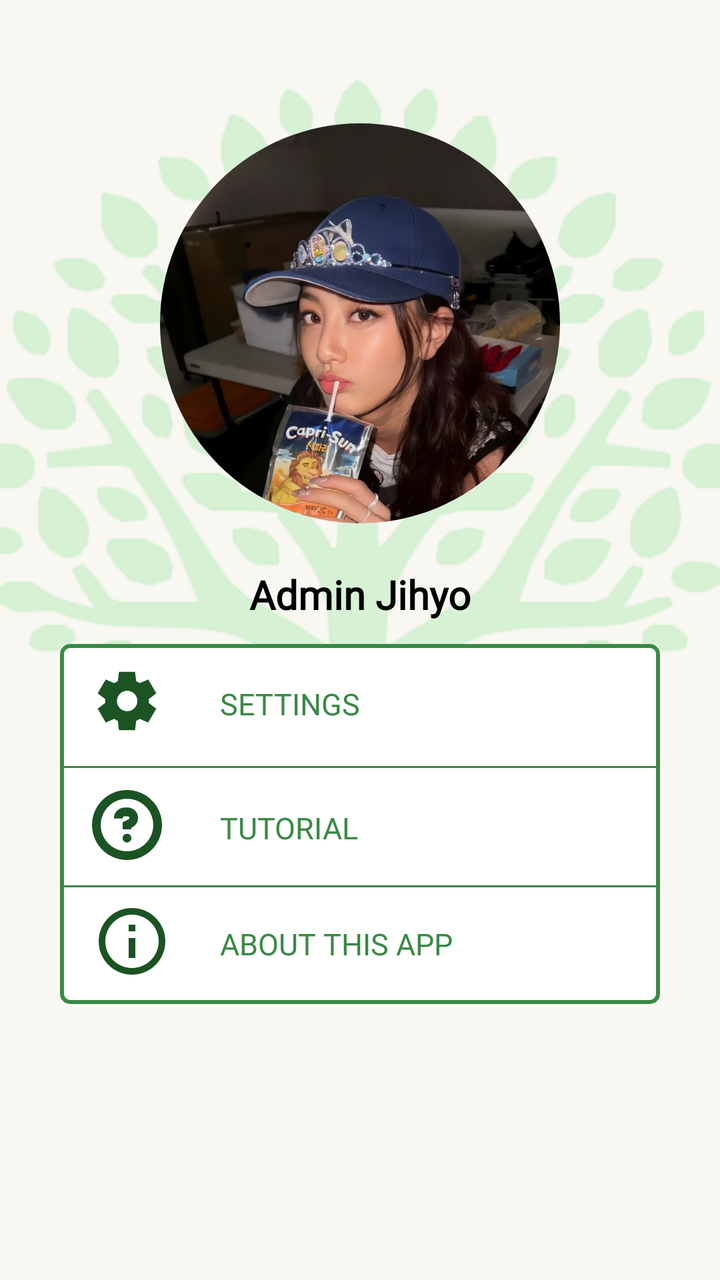
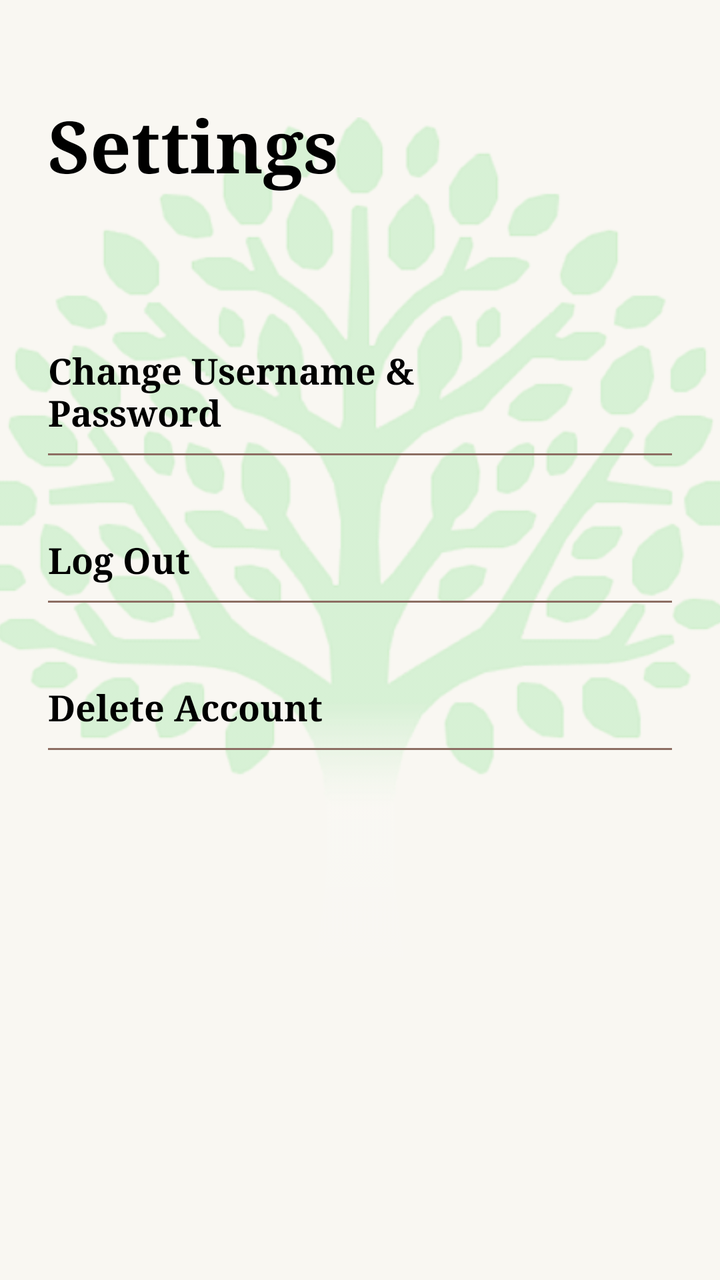

Before-and-after screenshots of an Android layout around one commit, followed by the original layout XML and the change that was made.
<!-- AndroidManifest.xml: application theme Theme.Plantasya_MobileApp -->
<!-- res/layout/fragment_settings.xml -->
<?xml version="1.0" encoding="utf-8"?>
<FrameLayout xmlns:android="http://schemas.android.com/apk/res/android"
    xmlns:tools="http://schemas.android.com/tools"
    android:layout_width="match_parent"
    android:layout_height="match_parent"
    xmlns:app="http://schemas.android.com/apk/res-auto"
    tools:context=".SettingsFrag">

    <androidx.constraintlayout.widget.ConstraintLayout
        android:layout_width="match_parent"
        android:layout_height="match_parent"
        android:background="@color/home_bg">


        <ImageView
            android:id="@+id/imageView2"
            android:layout_width="400dp"
            android:layout_height="509dp"
            android:src="@drawable/background_tree"
            app:layout_constraintBottom_toBottomOf="parent"
            app:layout_constraintEnd_toEndOf="parent"
            app:layout_constraintHorizontal_bias="0.529"
            app:layout_constraintStart_toStartOf="parent"
            app:layout_constraintTop_toTopOf="parent"
            app:layout_constraintVertical_bias="0.137" />

        <androidx.cardview.widget.CardView
            android:id="@+id/cardView"
            android:layout_width="300dp"
            android:layout_height="180dp"
            app:cardCornerRadius="4dp"
            android:background="@color/white"
            android:foreground="@drawable/container_fg"
            app:layout_constraintBottom_toBottomOf="parent"
            app:layout_constraintEnd_toEndOf="parent"
            app:layout_constraintStart_toStartOf="parent"
            app:layout_constraintTop_toTopOf="parent"
            app:layout_constraintVertical_bias="0.700">

            <androidx.constraintlayout.widget.ConstraintLayout
                android:layout_width="match_parent"
                android:layout_height="match_parent"
                android:background="@color/white"
        >


                <Button
                    android:id="@+id/btnSettings"
                    android:layout_width="match_parent"
                    android:layout_height="60dp"
                    android:background="@color/no_bg"
                    android:fontFamily="@font/fustat_semb"
                    android:paddingStart="80dp"
                    android:text="Settings"
                    android:textAlignment="textStart"
                    android:textColor="@color/btn_c"
                    android:textSize="15dp"
                    app:layout_constraintBottom_toBottomOf="parent"
                    app:layout_constraintEnd_toEndOf="parent"
                    app:layout_constraintHorizontal_bias="0.0"
                    app:layout_constraintStart_toStartOf="parent"
                    app:layout_constraintTop_toTopOf="parent"
                    app:layout_constraintVertical_bias="0.0" />

                <Button
                    android:id="@+id/btnTutorial"
                    android:layout_width="match_parent"
                    android:layout_height="60dp"
                    android:background="@color/no_bg"
                    android:fontFamily="@font/fustat_semb"
                    android:paddingStart="80dp"
                    android:text="Tutorial"
                    android:textAlignment="textStart"
                    android:textColor="@color/btn_c"
                    android:textSize="15dp"
                    app:layout_constraintBottom_toBottomOf="parent"
                    app:layout_constraintEnd_toEndOf="parent"
                    app:layout_constraintHorizontal_bias="0.0"
                    app:layout_constraintStart_toStartOf="parent"
                    app:layout_constraintTop_toTopOf="parent"
                    app:layout_constraintVertical_bias="0.516" />

                <Button
                    android:id="@+id/btnAboutApp"
                    android:layout_width="match_parent"
                    android:layout_height="60dp"
                    android:background="@color/no_bg"
                    android:fontFamily="@font/fustat_semb"
                    android:paddingStart="80dp"
                    android:text="About this App"
                    android:textAlignment="textStart"
                    android:textColor="@color/btn_c"
                    android:textSize="15dp"
                    app:layout_constraintBottom_toBottomOf="parent"
                    app:layout_constraintEnd_toEndOf="parent"
                    app:layout_constraintHorizontal_bias="0.0"
                    app:layout_constraintStart_toStartOf="parent"
                    app:layout_constraintTop_toTopOf="parent"
                    app:layout_constraintVertical_bias="1.0" />

                <com.google.android.material.divider.MaterialDivider
                    android:id="@+id/materialDivider3"
                    android:layout_width="match_parent"
                    android:layout_height="1dp"
                    app:dividerColor="@color/btn_c"
                    app:layout_constraintBottom_toBottomOf="parent"
                    app:layout_constraintEnd_toEndOf="parent"
                    app:layout_constraintHorizontal_bias="0.0"
                    app:layout_constraintStart_toStartOf="parent"
                    app:layout_constraintTop_toTopOf="parent"
                    app:layout_constraintVertical_bias="0.675" />

                <com.google.android.material.divider.MaterialDivider
                    android:id="@+id/materialDivider4"
                    android:layout_width="match_parent"
                    android:layout_height="1dp"
                    app:dividerColor="@color/btn_c"
                    app:layout_constraintBottom_toBottomOf="parent"
                    app:layout_constraintEnd_toEndOf="parent"
                    app:layout_constraintHorizontal_bias="1.0"
                    app:layout_constraintStart_toStartOf="parent"
                    app:layout_constraintTop_toTopOf="parent"
                    app:layout_constraintVertical_bias="0.34" />

                <ImageView
                    android:layout_width="35dp"
                    android:layout_height="35dp"
                    android:layout_marginStart="16dp"
                    android:src="@drawable/ic_settings_logo"
                    app:layout_constraintBottom_toBottomOf="parent"
                    app:layout_constraintEnd_toEndOf="parent"
                    app:layout_constraintHorizontal_bias="0.0"
                    app:layout_constraintStart_toStartOf="parent"
                    app:layout_constraintTop_toTopOf="parent"
                    app:layout_constraintVertical_bias="0.075" />

                <ImageView
                    android:layout_width="35dp"
                    android:layout_height="35dp"
                    android:layout_marginStart="16dp"
                    android:src="@drawable/ic_tutorials_logo"
                    app:layout_constraintBottom_toBottomOf="parent"
                    app:layout_constraintEnd_toEndOf="parent"
                    app:layout_constraintHorizontal_bias="0.0"
                    app:layout_constraintStart_toStartOf="parent"
                    app:layout_constraintTop_toTopOf="parent"
                    app:layout_constraintVertical_bias="0.503" />

                <ImageView
                    android:layout_width="40dp"
                    android:layout_height="40dp"
                    android:layout_marginStart="16dp"
                    android:src="@drawable/ic_information_logo"
                    app:layout_constraintBottom_toBottomOf="parent"
                    app:layout_constraintEnd_toEndOf="parent"
                    app:layout_constraintHorizontal_bias="0.0"
                    app:layout_constraintStart_toStartOf="parent"
                    app:layout_constraintTop_toTopOf="parent"
                    app:layout_constraintVertical_bias="0.92" />

            </androidx.constraintlayout.widget.ConstraintLayout>
        </androidx.cardview.widget.CardView>

        <ImageView
            android:id="@+id/imageView4"
            android:layout_width="200dp"
            android:layout_height="200dp"
            android:background="@drawable/item_carousel_oval"
            android:clipToOutline="true"
            android:foreground="@drawable/oval_mirror_frame"
            android:scaleType="centerCrop"
            android:src="@drawable/jihyo_pfp"
            app:layout_constraintBottom_toBottomOf="parent"
            app:layout_constraintEnd_toEndOf="parent"
            app:layout_constraintStart_toStartOf="parent"
            app:layout_constraintTop_toTopOf="parent"
            app:layout_constraintVertical_bias="0.14" />

        <TextView
            android:id="@+id/carousel_text"
            android:layout_width="wrap_content"
            android:layout_height="wrap_content"
            android:layout_marginTop="22dp"
            android:fontFamily="@font/fustat_semb"
            android:text="Admin Jihyo"
            android:textColor="@color/black"
            android:textSize="20sp"
            android:textStyle="bold"
            app:layout_constraintBottom_toBottomOf="parent"
            app:layout_constraintEnd_toEndOf="parent"
            app:layout_constraintStart_toStartOf="parent"
            app:layout_constraintTop_toBottomOf="@+id/imageView4"
            app:layout_constraintVertical_bias="0.0" />


    </androidx.constraintlayout.widget.ConstraintLayout>

</FrameLayout>
<!-- resources referenced by this layout -->
<resources>
  <color name="btn_c">#398945</color>
  <color name="no_bg">#00F9F2F2</color>
  <color name="white">#FFFFFFFF</color>
  <!-- drawable container_fg (drawable) -->
  <?xml version="1.0" encoding="utf-8"?>
  <shape xmlns:android="http://schemas.android.com/apk/res/android"
      android:shape="rectangle">
      <stroke
          android:width="2dp"
          android:color="@color/land_bg" />
      <solid android:color="@android:color/transparent" />
      <corners
          android:radius="4dp"
          />
  </shape>
  <!-- drawable ic_information_logo (drawable) -->
  <vector xmlns:android="http://schemas.android.com/apk/res/android"
      android:width="45dp"
      android:height="45dp"
      android:viewportWidth="30"
      android:viewportHeight="30">
    <path
        android:pathData="M13.75,11.25H16.25V8.75H13.75M15,25C9.488,25 5,20.513 5,15C5,9.488 9.488,5 15,5C20.513,5 25,9.488 25,15C25,20.513 20.513,25 15,25ZM15,2.5C13.358,2.5 11.733,2.823 10.217,3.452C8.7,4.08 7.322,5 6.161,6.161C3.817,8.505 2.5,11.685 2.5,15C2.5,18.315 3.817,21.495 6.161,23.839C7.322,25 8.7,25.92 10.217,26.549C11.733,27.177 13.358,27.5 15,27.5C18.315,27.5 21.495,26.183 23.839,23.839C26.183,21.495 27.5,18.315 27.5,15C27.5,13.358 27.177,11.733 26.549,10.217C25.92,8.7 25,7.322 23.839,6.161C22.678,5 21.3,4.08 19.784,3.452C18.267,2.823 16.642,2.5 15,2.5ZM13.75,21.25H16.25V13.75H13.75V21.25Z"
        android:fillColor="#1B5323"/>
  </vector>
  <!-- drawable ic_settings_logo (drawable) -->
  <vector xmlns:android="http://schemas.android.com/apk/res/android"
      android:width="45dp"
      android:height="45dp"
      android:viewportWidth="30"
      android:viewportHeight="30">
    <path
        android:pathData="M11.563,27.5L11.063,23.5C10.792,23.396 10.537,23.271 10.297,23.125C10.058,22.979 9.824,22.823 9.594,22.656L5.875,24.219L2.438,18.281L5.656,15.844C5.635,15.698 5.625,15.557 5.625,15.422V14.579C5.625,14.443 5.635,14.302 5.656,14.156L2.438,11.719L5.875,5.781L9.594,7.344C9.823,7.177 10.063,7.021 10.313,6.875C10.563,6.729 10.813,6.604 11.063,6.5L11.563,2.5H18.438L18.938,6.5C19.208,6.604 19.464,6.729 19.704,6.875C19.944,7.021 20.178,7.177 20.406,7.344L24.125,5.781L27.563,11.719L24.344,14.156C24.365,14.302 24.375,14.443 24.375,14.579V15.421C24.375,15.557 24.354,15.698 24.313,15.844L27.531,18.281L24.094,24.219L20.406,22.656C20.177,22.823 19.938,22.979 19.688,23.125C19.438,23.271 19.188,23.396 18.938,23.5L18.438,27.5H11.563ZM15.063,19.375C16.271,19.375 17.302,18.948 18.156,18.094C19.01,17.24 19.438,16.208 19.438,15C19.438,13.792 19.01,12.76 18.156,11.906C17.302,11.052 16.271,10.625 15.063,10.625C13.833,10.625 12.797,11.052 11.953,11.906C11.108,12.76 10.687,13.792 10.688,15C10.688,16.208 11.11,17.24 11.954,18.094C12.797,18.948 13.833,19.375 15.063,19.375Z"
        android:fillColor="#1B5323"/>
  </vector>
  <!-- drawable ic_tutorials_logo (drawable) -->
  <vector xmlns:android="http://schemas.android.com/apk/res/android"
      android:width="45dp"
      android:height="45dp"
      android:viewportWidth="30"
      android:viewportHeight="30">
    <path
        android:pathData="M16.875,20.625C16.875,21.122 16.677,21.599 16.326,21.951C15.974,22.302 15.497,22.5 15,22.5C14.503,22.5 14.026,22.302 13.674,21.951C13.323,21.599 13.125,21.122 13.125,20.625C13.125,20.128 13.323,19.651 13.674,19.299C14.026,18.948 14.503,18.75 15,18.75C15.497,18.75 15.974,18.948 16.326,19.299C16.677,19.651 16.875,20.128 16.875,20.625ZM14.063,7.5C12.819,7.5 11.627,7.994 10.748,8.873C9.869,9.752 9.375,10.944 9.375,12.188H13.125C13.125,11.939 13.224,11.7 13.4,11.525C13.575,11.349 13.814,11.25 14.063,11.25H15.274C15.435,11.25 15.592,11.305 15.718,11.405C15.845,11.505 15.934,11.645 15.971,11.802C16.008,11.96 15.99,12.125 15.922,12.271C15.853,12.417 15.737,12.536 15.592,12.608L13.125,13.841V16.875H16.875V16.159L17.271,15.96C18.17,15.51 18.891,14.769 19.317,13.858C19.743,12.947 19.849,11.919 19.618,10.94C19.387,9.961 18.832,9.089 18.044,8.465C17.256,7.841 16.279,7.501 15.274,7.5H14.063Z"
        android:fillColor="#1B5323"/>
    <path
        android:pathData="M0,15C0,11.022 1.58,7.206 4.393,4.393C7.206,1.58 11.022,0 15,0C18.978,0 22.794,1.58 25.607,4.393C28.42,7.206 30,11.022 30,15C30,18.978 28.42,22.794 25.607,25.607C22.794,28.42 18.978,30 15,30C11.022,30 7.206,28.42 4.393,25.607C1.58,22.794 0,18.978 0,15ZM15,3.75C13.523,3.75 12.06,4.041 10.695,4.606C9.33,5.172 8.09,6 7.045,7.045C6,8.09 5.172,9.33 4.606,10.695C4.041,12.06 3.75,13.523 3.75,15C3.75,16.477 4.041,17.94 4.606,19.305C5.172,20.67 6,21.91 7.045,22.955C8.09,24 9.33,24.828 10.695,25.394C12.06,25.959 13.523,26.25 15,26.25C17.984,26.25 20.845,25.065 22.955,22.955C25.065,20.845 26.25,17.984 26.25,15C26.25,12.016 25.065,9.155 22.955,7.045C20.845,4.935 17.984,3.75 15,3.75Z"
        android:fillColor="#1B5323"/>
  </vector>
  <!-- drawable item_carousel_oval (drawable) -->
  <?xml version="1.0" encoding="utf-8"?>
  <shape xmlns:android="http://schemas.android.com/apk/res/android"
      android:shape="oval">
      <solid android:color="@android:color/white" />
  </shape>
  <!-- drawable jihyo_pfp: jpg bitmap (drawable, 86335 bytes) -->
  <!-- drawable oval_mirror_frame (drawable) -->
  <?xml version="1.0" encoding="utf-8"?>
  <shape xmlns:android="http://schemas.android.com/apk/res/android"
      android:shape="oval">
      <stroke
          android:width="4dp"
          android:color="@color/land_bg" />
      <solid android:color="@android:color/transparent" />
  </shape>
  <color name="land_bg">#398945</color>
  <!-- unchanged entries left out for length: 5 -->
</resources>

<!-- the commit's change to res/layout/fragment_settings.xml (unified diff, before → after) -->
@@ -1,198 +1,118 @@
 <?xml version="1.0" encoding="utf-8"?>
-<FrameLayout xmlns:android="http://schemas.android.com/apk/res/android"
+<androidx.constraintlayout.widget.ConstraintLayout xmlns:android="http://schemas.android.com/apk/res/android"
+    xmlns:app="http://schemas.android.com/apk/res-auto"
     xmlns:tools="http://schemas.android.com/tools"
     android:layout_width="match_parent"
     android:layout_height="match_parent"
-    xmlns:app="http://schemas.android.com/apk/res-auto"
-    tools:context=".SettingsFrag">
-
-    <androidx.constraintlayout.widget.ConstraintLayout
-        android:layout_width="match_parent"
-        android:layout_height="match_parent"
-        android:background="@color/home_bg">
+    android:background="@color/home_bg"
+    tools:context=".SettingsFragment">
 
 
-        <ImageView
-            android:id="@+id/imageView2"
-            android:layout_width="400dp"
-            android:layout_height="509dp"
-            android:src="@drawable/background_tree"
-            app:layout_constraintBottom_toBottomOf="parent"
-            app:layout_constraintEnd_toEndOf="parent"
-            app:layout_constraintHorizontal_bias="0.529"
-            app:layout_constraintStart_toStartOf="parent"
-            app:layout_constraintTop_toTopOf="parent"
-            app:layout_constraintVertical_bias="0.137" />
+    <ImageView
+        android:id="@+id/imageView6"
+        android:layout_width="400dp"
+        android:layout_height="509dp"
+        android:src="@drawable/background_tree"
+        app:layout_constraintBottom_toBottomOf="parent"
+        app:layout_constraintEnd_toEndOf="parent"
+        app:layout_constraintStart_toStartOf="parent"
+        app:layout_constraintTop_toTopOf="parent"
+        app:layout_constraintVertical_bias="0.28" />
 
-        <androidx.cardview.widget.CardView
-            android:id="@+id/cardView"
-            android:layout_width="300dp"
-            android:layout_height="180dp"
-            app:cardCornerRadius="4dp"
-            android:background="@color/white"
-            android:foreground="@drawable/container_fg"
-            app:layout_constraintBottom_toBottomOf="parent"
-            app:layout_constraintEnd_toEndOf="parent"
-            app:layout_constraintStart_toStartOf="parent"
-            app:layout_constraintTop_toTopOf="parent"
-            app:layout_constraintVertical_bias="0.700">
+    <TextView
+        android:id="@+id/tvSettingsTitle"
+        android:layout_width="wrap_content"
+        android:layout_height="wrap_content"
+        android:layout_marginStart="24dp"
+        android:layout_marginTop="48dp"
+        android:fontFamily="serif"
+        android:text="Settings"
+        android:textColor="@color/black"
+        android:textSize="36sp"
+        android:textStyle="bold"
+        app:layout_constraintStart_toStartOf="parent"
+        app:layout_constraintTop_toTopOf="parent" />
 
-            <androidx.constraintlayout.widget.ConstraintLayout
-                android:layout_width="match_parent"
-                android:layout_height="match_parent"
-                android:background="@color/white"
-        >
+    <TextView
+        android:id="@+id/btnChangeCredentials"
+        android:layout_width="0dp"
+        android:layout_height="wrap_content"
+        android:layout_marginTop="60dp"
+        android:layout_marginEnd="24dp"
+        android:clickable="true"
+        android:focusable="true"
+        android:fontFamily="serif"
+        android:paddingTop="16dp"
+        android:paddingBottom="8dp"
+        android:text="Change Username &amp;\nPassword"
+        android:textColor="@color/black"
+        android:textSize="18sp"
+        android:textStyle="bold"
+        app:layout_constraintEnd_toEndOf="parent"
+        app:layout_constraintStart_toStartOf="@+id/tvSettingsTitle"
+        app:layout_constraintTop_toBottomOf="@+id/tvSettingsTitle" />
 
+    <View
+        android:id="@+id/divider1"
+        android:layout_width="0dp"
+        android:layout_height="1dp"
+        android:background="#8D6E63"
+        app:layout_constraintEnd_toEndOf="@+id/btnChangeCredentials"
+        app:layout_constraintStart_toStartOf="@+id/btnChangeCredentials"
+        app:layout_constraintTop_toBottomOf="@+id/btnChangeCredentials" />
 
-                <Button
-                    android:id="@+id/btnSettings"
-                    android:layout_width="match_parent"
-                    android:layout_height="60dp"
-                    android:background="@color/no_bg"
-                    android:fontFamily="@font/fustat_semb"
-                    android:paddingStart="80dp"
-                    android:text="Settings"
-                    android:textAlignment="textStart"
-                    android:textColor="@color/btn_c"
-                    android:textSize="15dp"
-                    app:layout_constraintBottom_toBottomOf="parent"
-                    app:layout_constraintEnd_toEndOf="parent"
-                    app:layout_constraintHorizontal_bias="0.0"
-                    app:layout_constraintStart_toStartOf="parent"
-                    app:layout_constraintTop_toTopOf="parent"
-                    app:layout_constraintVertical_bias="0.0" />
+    <TextView
+        android:id="@+id/btnLogout"
+        android:layout_width="0dp"
+        android:layout_height="wrap_content"
+        android:layout_marginTop="24dp"
+        android:clickable="true"
+        android:focusable="true"
+        android:fontFamily="serif"
+        android:paddingTop="16dp"
+        android:paddingBottom="8dp"
+        android:text="Log Out"
+        android:textColor="@color/black"
+        android:textSize="18sp"
+        android:textStyle="bold"
+        app:layout_constraintEnd_toEndOf="@+id/btnChangeCredentials"
+        app:layout_constraintStart_toStartOf="@+id/btnChangeCredentials"
+        app:layout_constraintTop_toBottomOf="@+id/divider1" />
 
-                <Button
-                    android:id="@+id/btnTutorial"
-                    android:layout_width="match_parent"
-                    android:layout_height="60dp"
-                    android:background="@color/no_bg"
-                    android:fontFamily="@font/fustat_semb"
-                    android:paddingStart="80dp"
-                    android:text="Tutorial"
-                    android:textAlignment="textStart"
-                    android:textColor="@color/btn_c"
-                    android:textSize="15dp"
-                    app:layout_constraintBottom_toBottomOf="parent"
-                    app:layout_constraintEnd_toEndOf="parent"
-                    app:layout_constraintHorizontal_bias="0.0"
-                    app:layout_constraintStart_toStartOf="parent"
-                    app:layout_constraintTop_toTopOf="parent"
-                    app:layout_constraintVertical_bias="0.516" />
+    <View
+        android:id="@+id/divider2"
+        android:layout_width="0dp"
+        android:layout_height="1dp"
+        android:background="#8D6E63"
+        app:layout_constraintEnd_toEndOf="@+id/btnLogout"
+        app:layout_constraintStart_toStartOf="@+id/btnLogout"
+        app:layout_constraintTop_toBottomOf="@+id/btnLogout" />
 
-                <Button
-                    android:id="@+id/btnAboutApp"
-                    android:layout_width="match_parent"
-                    android:layout_height="60dp"
-                    android:background="@color/no_bg"
-                    android:fontFamily="@font/fustat_semb"
-                    android:paddingStart="80dp"
-                    android:text="About this App"
-                    android:textAlignment="textStart"
-                    android:textColor="@color/btn_c"
-                    android:textSize="15dp"
-                    app:layout_constraintBottom_toBottomOf="parent"
-                    app:layout_constraintEnd_toEndOf="parent"
-                    app:layout_constraintHorizontal_bias="0.0"
-                    app:layout_constraintStart_toStartOf="parent"
-                    app:layout_constraintTop_toTopOf="parent"
-                    app:layout_constraintVertical_bias="1.0" />
+    <TextView
+        android:id="@+id/btnDeleteAccount"
+        android:layout_width="0dp"
+        android:layout_height="wrap_content"
+        android:layout_marginTop="24dp"
+        android:clickable="true"
+        android:focusable="true"
+        android:fontFamily="serif"
+        android:paddingTop="16dp"
+        android:paddingBottom="8dp"
+        android:text="Delete Account"
+        android:textColor="@color/black"
+        android:textSize="18sp"
+        android:textStyle="bold"
+        app:layout_constraintEnd_toEndOf="@+id/btnChangeCredentials"
+        app:layout_constraintStart_toStartOf="@+id/btnChangeCredentials"
+        app:layout_constraintTop_toBottomOf="@+id/divider2" />
 
-                <com.google.android.material.divider.MaterialDivider
-                    android:id="@+id/materialDivider3"
-                    android:layout_width="match_parent"
-                    android:layout_height="1dp"
-                    app:dividerColor="@color/btn_c"
-                    app:layout_constraintBottom_toBottomOf="parent"
-                    app:layout_constraintEnd_toEndOf="parent"
-                    app:layout_constraintHorizontal_bias="0.0"
-                    app:layout_constraintStart_toStartOf="parent"
-                    app:layout_constraintTop_toTopOf="parent"
-                    app:layout_constraintVertical_bias="0.675" />
+    <View
+        android:id="@+id/divider3"
+        android:layout_width="0dp"
+        android:layout_height="1dp"
+        android:background="#8D6E63"
+        app:layout_constraintEnd_toEndOf="@+id/btnDeleteAccount"
+        app:layout_constraintStart_toStartOf="@+id/btnDeleteAccount"
+        app:layout_constraintTop_toBottomOf="@+id/btnDeleteAccount" />
 
-                <com.google.android.material.divider.MaterialDivider
-                    android:id="@+id/materialDivider4"
-                    android:layout_width="match_parent"
-                    android:layout_height="1dp"
-                    app:dividerColor="@color/btn_c"
-                    app:layout_constraintBottom_toBottomOf="parent"
-                    app:layout_constraintEnd_toEndOf="parent"
-                    app:layout_constraintHorizontal_bias="1.0"
-                    app:layout_constraintStart_toStartOf="parent"
-                    app:layout_constraintTop_toTopOf="parent"
-                    app:layout_constraintVertical_bias="0.34" />
-
-                <ImageView
-                    android:layout_width="35dp"
-                    android:layout_height="35dp"
-                    android:layout_marginStart="16dp"
-                    android:src="@drawable/ic_settings_logo"
-                    app:layout_constraintBottom_toBottomOf="parent"
-                    app:layout_constraintEnd_toEndOf="parent"
-                    app:layout_constraintHorizontal_bias="0.0"
-                    app:layout_constraintStart_toStartOf="parent"
-                    app:layout_constraintTop_toTopOf="parent"
-                    app:layout_constraintVertical_bias="0.075" />
-
-                <ImageView
-                    android:layout_width="35dp"
-                    android:layout_height="35dp"
-                    android:layout_marginStart="16dp"
-                    android:src="@drawable/ic_tutorials_logo"
-                    app:layout_constraintBottom_toBottomOf="parent"
-                    app:layout_constraintEnd_toEndOf="parent"
-                    app:layout_constraintHorizontal_bias="0.0"
-                    app:layout_constraintStart_toStartOf="parent"
-                    app:layout_constraintTop_toTopOf="parent"
-                    app:layout_constraintVertical_bias="0.503" />
-
-                <ImageView
-                    android:layout_width="40dp"
-                    android:layout_height="40dp"
-                    android:layout_marginStart="16dp"
-                    android:src="@drawable/ic_information_logo"
-                    app:layout_constraintBottom_toBottomOf="parent"
-                    app:layout_constraintEnd_toEndOf="parent"
-                    app:layout_constraintHorizontal_bias="0.0"
-                    app:layout_constraintStart_toStartOf="parent"
-                    app:layout_constraintTop_toTopOf="parent"
-                    app:layout_constraintVertical_bias="0.92" />
-
-            </androidx.constraintlayout.widget.ConstraintLayout>
-        </androidx.cardview.widget.CardView>
-
-        <ImageView
-            android:id="@+id/imageView4"
-            android:layout_width="200dp"
-            android:layout_height="200dp"
-            android:background="@drawable/item_carousel_oval"
-            android:clipToOutline="true"
-            android:foreground="@drawable/oval_mirror_frame"
-            android:scaleType="centerCrop"
-            android:src="@drawable/jihyo_pfp"
-            app:layout_constraintBottom_toBottomOf="parent"
-            app:layout_constraintEnd_toEndOf="parent"
-            app:layout_constraintStart_toStartOf="parent"
-            app:layout_constraintTop_toTopOf="parent"
-            app:layout_constraintVertical_bias="0.14" />
-
-        <TextView
-            android:id="@+id/carousel_text"
-            android:layout_width="wrap_content"
-            android:layout_height="wrap_content"
-            android:layout_marginTop="22dp"
-            android:fontFamily="@font/fustat_semb"
-            android:text="Admin Jihyo"
-            android:textColor="@color/black"
-            android:textSize="20sp"
-            android:textStyle="bold"
-            app:layout_constraintBottom_toBottomOf="parent"
-            app:layout_constraintEnd_toEndOf="parent"
-            app:layout_constraintStart_toStartOf="parent"
-            app:layout_constraintTop_toBottomOf="@+id/imageView4"
-            app:layout_constraintVertical_bias="0.0" />
-
-
-    </androidx.constraintlayout.widget.ConstraintLayout>
-
-</FrameLayout>
+</androidx.constraintlayout.widget.ConstraintLayout>
<!-- resource entries referenced after the edit -->
@@ -1,70 +1,5 @@
 <!-- resources referenced by this layout -->
 <resources>
-  <color name="btn_c">#398945</color>
-  <color name="no_bg">#00F9F2F2</color>
-  <color name="white">#FFFFFFFF</color>
-  <!-- drawable container_fg (drawable) -->
-  <?xml version="1.0" encoding="utf-8"?>
-  <shape xmlns:android="http://schemas.android.com/apk/res/android"
-      android:shape="rectangle">
-      <stroke
-          android:width="2dp"
-          android:color="@color/land_bg" />
-      <solid android:color="@android:color/transparent" />
-      <corners
-          android:radius="4dp"
-          />
-  </shape>
-  <!-- drawable ic_information_logo (drawable) -->
-  <vector xmlns:android="http://schemas.android.com/apk/res/android"
-      android:width="45dp"
-      android:height="45dp"
-      android:viewportWidth="30"
-      android:viewportHeight="30">
-    <path
-        android:pathData="M13.75,11.25H16.25V8.75H13.75M15,25C9.488,25 5,20.513 5,15C5,9.488 9.488,5 15,5C20.513,5 25,9.488 25,15C25,20.513 20.513,25 15,25ZM15,2.5C13.358,2.5 11.733,2.823 10.217,3.452C8.7,4.08 7.322,5 6.161,6.161C3.817,8.505 2.5,11.685 2.5,15C2.5,18.315 3.817,21.495 6.161,23.839C7.322,25 8.7,25.92 10.217,26.549C11.733,27.177 13.358,27.5 15,27.5C18.315,27.5 21.495,26.183 23.839,23.839C26.183,21.495 27.5,18.315 27.5,15C27.5,13.358 27.177,11.733 26.549,10.217C25.92,8.7 25,7.322 23.839,6.161C22.678,5 21.3,4.08 19.784,3.452C18.267,2.823 16.642,2.5 15,2.5ZM13.75,21.25H16.25V13.75H13.75V21.25Z"
-        android:fillColor="#1B5323"/>
-  </vector>
-  <!-- drawable ic_settings_logo (drawable) -->
-  <vector xmlns:android="http://schemas.android.com/apk/res/android"
-      android:width="45dp"
-      android:height="45dp"
-      android:viewportWidth="30"
-      android:viewportHeight="30">
-    <path
-        android:pathData="M11.563,27.5L11.063,23.5C10.792,23.396 10.537,23.271 10.297,23.125C10.058,22.979 9.824,22.823 9.594,22.656L5.875,24.219L2.438,18.281L5.656,15.844C5.635,15.698 5.625,15.557 5.625,15.422V14.579C5.625,14.443 5.635,14.302 5.656,14.156L2.438,11.719L5.875,5.781L9.594,7.344C9.823,7.177 10.063,7.021 10.313,6.875C10.563,6.729 10.813,6.604 11.063,6.5L11.563,2.5H18.438L18.938,6.5C19.208,6.604 19.464,6.729 19.704,6.875C19.944,7.021 20.178,7.177 20.406,7.344L24.125,5.781L27.563,11.719L24.344,14.156C24.365,14.302 24.375,14.443 24.375,14.579V15.421C24.375,15.557 24.354,15.698 24.313,15.844L27.531,18.281L24.094,24.219L20.406,22.656C20.177,22.823 19.938,22.979 19.688,23.125C19.438,23.271 19.188,23.396 18.938,23.5L18.438,27.5H11.563ZM15.063,19.375C16.271,19.375 17.302,18.948 18.156,18.094C19.01,17.24 19.438,16.208 19.438,15C19.438,13.792 19.01,12.76 18.156,11.906C17.302,11.052 16.271,10.625 15.063,10.625C13.833,10.625 12.797,11.052 11.953,11.906C11.108,12.76 10.687,13.792 10.688,15C10.688,16.208 11.11,17.24 11.954,18.094C12.797,18.948 13.833,19.375 15.063,19.375Z"
-        android:fillColor="#1B5323"/>
-  </vector>
-  <!-- drawable ic_tutorials_logo (drawable) -->
-  <vector xmlns:android="http://schemas.android.com/apk/res/android"
-      android:width="45dp"
-      android:height="45dp"
-      android:viewportWidth="30"
-      android:viewportHeight="30">
-    <path
-        android:pathData="M16.875,20.625C16.875,21.122 16.677,21.599 16.326,21.951C15.974,22.302 15.497,22.5 15,22.5C14.503,22.5 14.026,22.302 13.674,21.951C13.323,21.599 13.125,21.122 13.125,20.625C13.125,20.128 13.323,19.651 13.674,19.299C14.026,18.948 14.503,18.75 15,18.75C15.497,18.75 15.974,18.948 16.326,19.299C16.677,19.651 16.875,20.128 16.875,20.625ZM14.063,7.5C12.819,7.5 11.627,7.994 10.748,8.873C9.869,9.752 9.375,10.944 9.375,12.188H13.125C13.125,11.939 13.224,11.7 13.4,11.525C13.575,11.349 13.814,11.25 14.063,11.25H15.274C15.435,11.25 15.592,11.305 15.718,11.405C15.845,11.505 15.934,11.645 15.971,11.802C16.008,11.96 15.99,12.125 15.922,12.271C15.853,12.417 15.737,12.536 15.592,12.608L13.125,13.841V16.875H16.875V16.159L17.271,15.96C18.17,15.51 18.891,14.769 19.317,13.858C19.743,12.947 19.849,11.919 19.618,10.94C19.387,9.961 18.832,9.089 18.044,8.465C17.256,7.841 16.279,7.501 15.274,7.5H14.063Z"
-        android:fillColor="#1B5323"/>
-    <path
-        android:pathData="M0,15C0,11.022 1.58,7.206 4.393,4.393C7.206,1.58 11.022,0 15,0C18.978,0 22.794,1.58 25.607,4.393C28.42,7.206 30,11.022 30,15C30,18.978 28.42,22.794 25.607,25.607C22.794,28.42 18.978,30 15,30C11.022,30 7.206,28.42 4.393,25.607C1.58,22.794 0,18.978 0,15ZM15,3.75C13.523,3.75 12.06,4.041 10.695,4.606C9.33,5.172 8.09,6 7.045,7.045C6,8.09 5.172,9.33 4.606,10.695C4.041,12.06 3.75,13.523 3.75,15C3.75,16.477 4.041,17.94 4.606,19.305C5.172,20.67 6,21.91 7.045,22.955C8.09,24 9.33,24.828 10.695,25.394C12.06,25.959 13.523,26.25 15,26.25C17.984,26.25 20.845,25.065 22.955,22.955C25.065,20.845 26.25,17.984 26.25,15C26.25,12.016 25.065,9.155 22.955,7.045C20.845,4.935 17.984,3.75 15,3.75Z"
-        android:fillColor="#1B5323"/>
-  </vector>
-  <!-- drawable item_carousel_oval (drawable) -->
-  <?xml version="1.0" encoding="utf-8"?>
-  <shape xmlns:android="http://schemas.android.com/apk/res/android"
-      android:shape="oval">
-      <solid android:color="@android:color/white" />
-  </shape>
-  <!-- drawable jihyo_pfp: jpg bitmap (drawable, 86335 bytes) -->
-  <!-- drawable oval_mirror_frame (drawable) -->
-  <?xml version="1.0" encoding="utf-8"?>
-  <shape xmlns:android="http://schemas.android.com/apk/res/android"
-      android:shape="oval">
-      <stroke
-          android:width="4dp"
-          android:color="@color/land_bg" />
-      <solid android:color="@android:color/transparent" />
-  </shape>
-  <color name="land_bg">#398945</color>
   <!-- unchanged entries left out for length: 5 -->
 </resources>
 
